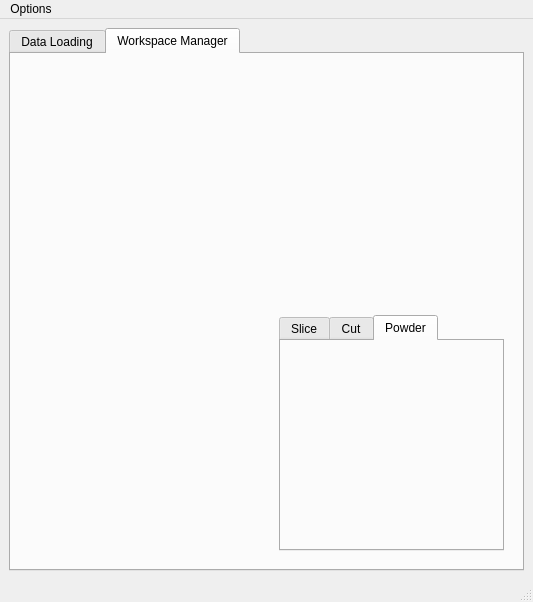
This is mslice/app/mainwindow.ui in mantidproject/mslice as Qt 5 draws it before an edit. The edited form follows.
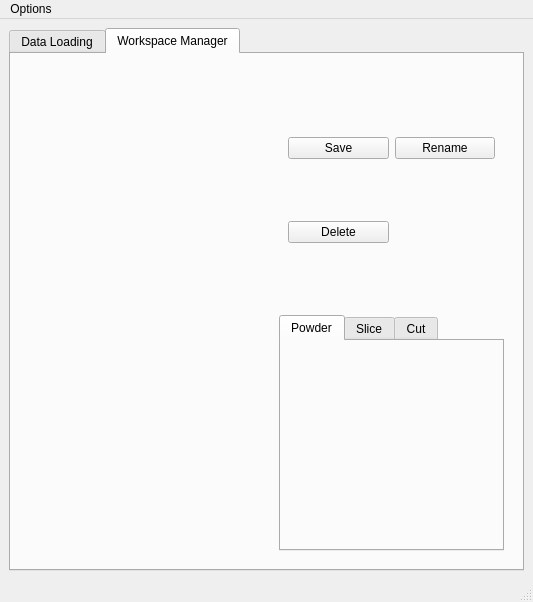
This is the edited form. The open tabs and pages were chosen to show the change. Custom widgets are drawn as their Qt base class.

Commit message: auto-switch slice/cut/powder tabs, added buttons re #207

Patch:
```diff
--- a/mslice/app/mainwindow.ui
+++ b/mslice/app/mainwindow.ui
@@ -30,7 +30,7 @@
        <enum>QTabWidget::Rounded</enum>
       </property>
       <property name="currentIndex">
-       <number>0</number>
+       <number>1</number>
       </property>
       <property name="iconSize">
        <size>
@@ -55,7 +55,31 @@
          <widget class="QWidget" name="controls" native="true">
           <layout class="QVBoxLayout" name="verticalLayout_2">
            <item>
-            <widget class="QWidget" name="widget_3" native="true"/>
+            <widget class="QWidget" name="widget_3" native="true">
+             <layout class="QGridLayout" name="gridLayout_2">
+              <item row="0" column="0">
+               <widget class="QPushButton" name="btnSave">
+                <property name="text">
+                 <string>Save</string>
+                </property>
+               </widget>
+              </item>
+              <item row="0" column="1">
+               <widget class="QPushButton" name="btnRename">
+                <property name="text">
+                 <string>Rename</string>
+                </property>
+               </widget>
+              </item>
+              <item row="1" column="0">
+               <widget class="QPushButton" name="btnDelete">
+                <property name="text">
+                 <string>Delete</string>
+                </property>
+               </widget>
+              </item>
+             </layout>
+            </widget>
            </item>
            <item>
             <widget class="QTabWidget" name="tabWidget_2">
@@ -66,8 +90,13 @@
               </sizepolicy>
              </property>
              <property name="currentIndex">
-              <number>2</number>
+              <number>0</number>
              </property>
+             <widget class="PowderWidget" name="wgtPowder">
+              <attribute name="title">
+               <string>Powder</string>
+              </attribute>
+             </widget>
              <widget class="SliceWidget" name="wgtSlice">
               <attribute name="title">
                <string>Slice</string>
@@ -78,11 +107,6 @@
                <string>Cut</string>
               </attribute>
              </widget>
-             <widget class="PowderWidget" name="wgtPowder">
-              <attribute name="title">
-               <string>Powder</string>
-              </attribute>
-             </widget>
             </widget>
            </item>
           </layout>
```
The commit also changes 1 other file.
